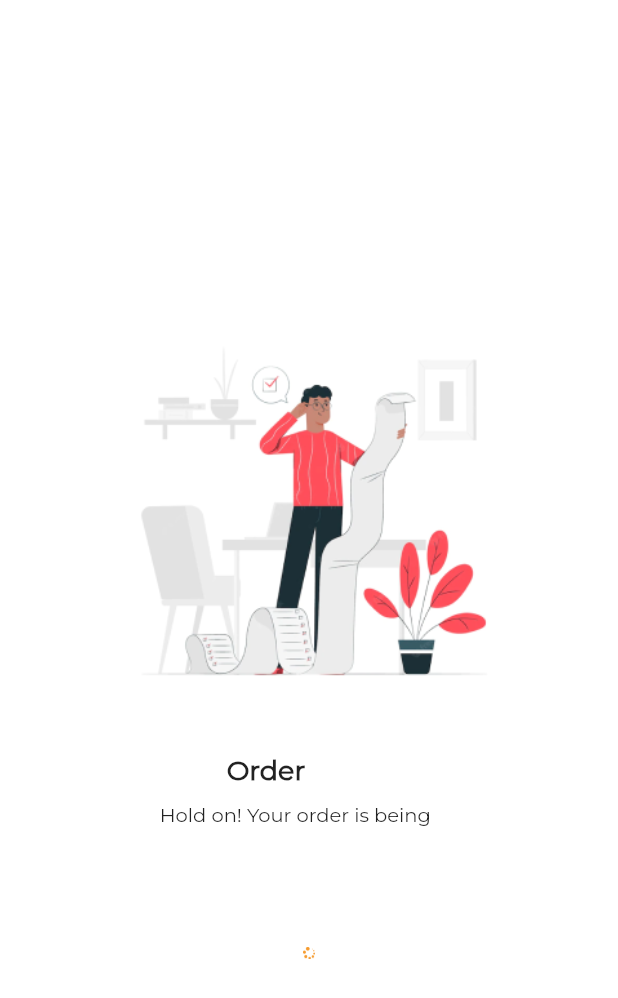
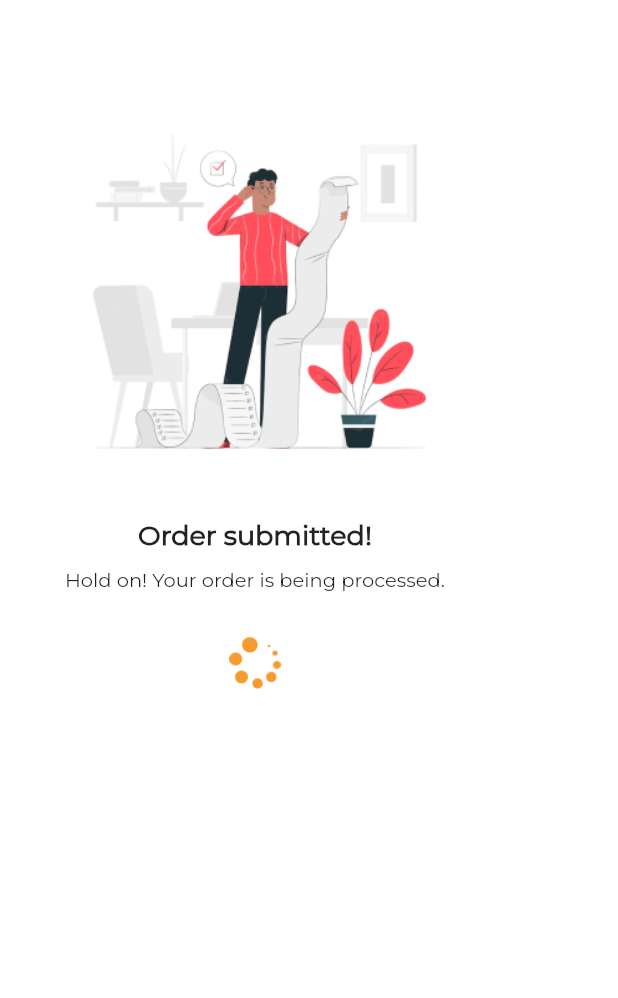
Before and after one commit to akuetteh51/ecentials, a Flutter app: the OrderSubmitted screen opened directly, on a phone screen of 412 x 824 dp. Shown: the top 998 px of the screen. Run offline on Flutter 3.47's test engine with Material 2 defaults, Android fonts, the phone set to English and light mode, and no system bars; our stand-ins replace animated_splash_screen, dotted_border, flutter_neumorphic, get, google_maps_flutter and 3 more; missing offline and left inert: dart:ffi; accounts and stored records are empty.

Commit message:
fixed all UI issues in in pharmacy folder

```diff
--- a/lib/src/screens/UserScreens/Home/MinuteClinic/Pharmacy/cart.dart
+++ b/lib/src/screens/UserScreens/Home/MinuteClinic/Pharmacy/cart.dart
@@ -42,6 +42,7 @@ class _CartState extends State<Cart> {
           margin: const EdgeInsets.only(
             // left: 132.59,
           ),
+
           child: const Text(
             "Cart",
             style: TextStyle(
--- a/lib/src/screens/UserScreens/Home/MinuteClinic/Pharmacy/drugDashboard.dart
+++ b/lib/src/screens/UserScreens/Home/MinuteClinic/Pharmacy/drugDashboard.dart
@@ -97,6 +97,7 @@ class _DrugDashboardState extends State<DrugDashboard> {
                   ),
                 ),
               ),
+
               SizedBox(height: 30.0,),
               Padding(
                 padding: const EdgeInsets.symmetric(horizontal:8.0),
--- a/lib/src/screens/UserScreens/Home/MinuteClinic/Pharmacy/orderSubmitted.dart
+++ b/lib/src/screens/UserScreens/Home/MinuteClinic/Pharmacy/orderSubmitted.dart
@@ -32,21 +32,17 @@ class OrderSubmittedState extends State<OrderSubmitted> {
           child: Column(
             children: [
               Container(
-                height: 300,
+                height: 250,
                 width: 300,
                 margin: const EdgeInsets.only(
-                  top: 167.9,
-                  left: 57,
-                  right: 57,
+                  top: 45.9,
                 ),
                 child: Image.asset("assets/images/order_submitted.png"),
               ),
               Container(
                   height: 22,
                   margin: const EdgeInsets.only(
-                    top: 15.1,
-                    left: 131.1,
-                    right: 130.5,
+                    top: 30.1,
                   ),
                   child: Text("Order submitted!",
                       style: TextStyle(
@@ -58,8 +54,6 @@ class OrderSubmittedState extends State<OrderSubmitted> {
                   height: 16,
                   margin: const EdgeInsets.only(
                     top: 10,
-                    left: 86.5,
-                    right: 76.5,
                   ),
                   child: Text("Hold on! Your order is being processed.",
                       style: TextStyle(
@@ -68,12 +62,10 @@ class OrderSubmittedState extends State<OrderSubmitted> {
                         fontFamily: "Montserrat",
                       ))),
               Container(
-                  height: 50,
-                  width: 50,
+                  height: 35,
+                  width: 35,
                   margin: const EdgeInsets.only(
-                    top: 59.43,
-                    left: 182,
-                    right: 182,
+                    top: 30.43,
                   ),
                   child: Image.asset("assets/images/Vector1.png")),
             ],
--- a/lib/src/screens/UserScreens/Home/MinuteClinic/Pharmacy/uploadResults.dart
+++ b/lib/src/screens/UserScreens/Home/MinuteClinic/Pharmacy/uploadResults.dart
@@ -272,7 +272,7 @@ class _UploadResultsState extends State<UploadResults> {
                     left: 18.67,
                   ),
                   child: Text(
-                    "UnAvailable Drugs",
+                    "Unavailable Drugs",
                     style: TextStyle(
                         color: const Color(0xFF033A64),
                         fontSize: 18,
```
Also changed, not shown: lib/src/screens/UserScreens/Home/MinuteClinic/Pharmacy/orderCompleted.dart (+32 -29 lines), lib/src/screens/UserScreens/Home/MinuteClinic/Pharmacy/orderProcessed.dart (+3 -8 lines).
